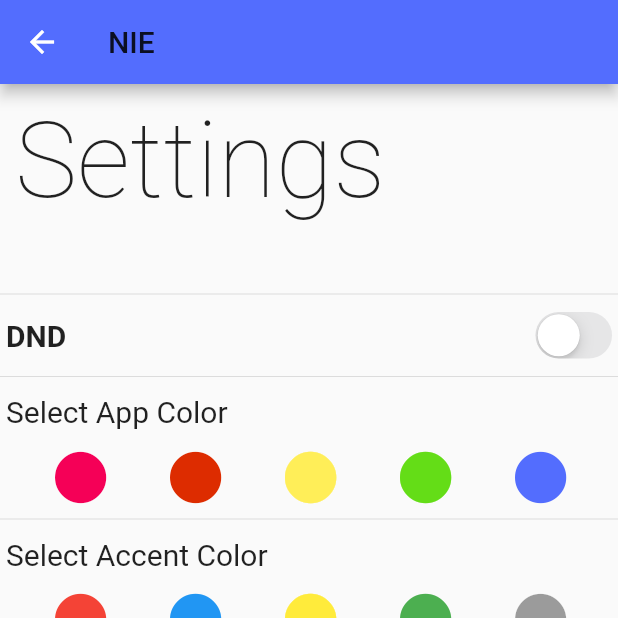
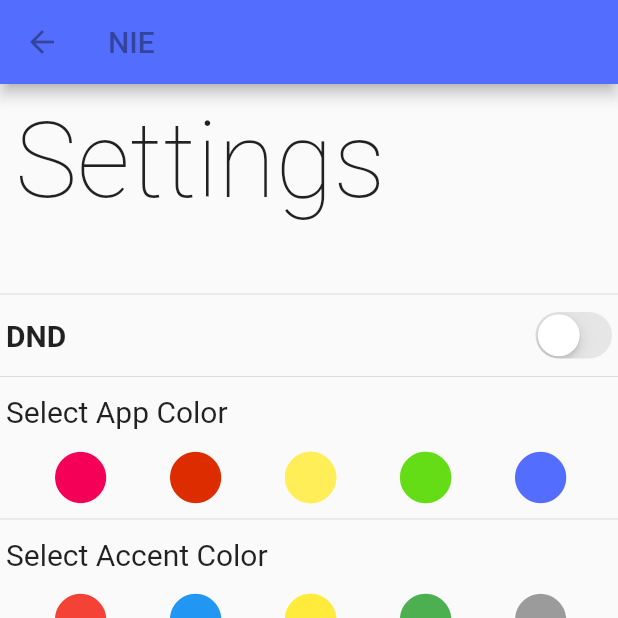
Before and after one commit to NIE-college-app/Flutter-App, a Flutter app: the Settings screen opened by its route, on a phone screen of 412 x 824 dp, the top half of it. Run offline on Flutter 3.47's test engine with Material 2 defaults, Android fonts, the phone set to English and light mode, and no system bars; our stand-ins replace curved_navigation_bar, flutter_svg, getflutter; network calls fail.

Commit message:
slight improvements

```diff
--- a/lib/settings.dart
+++ b/lib/settings.dart
@@ -31,7 +31,15 @@ class _SettingsState extends State<Settings> {
   Widget build(BuildContext context) {
     return Scaffold(
 		appBar: AppBar(
-			title: Text("NIE"),
+			iconTheme: IconThemeData(
+				color: AccentColor
+			),
+			title: Text(
+				title,
+				style: TextStyle(
+					color: AccentColor,
+				),
+			),
 			backgroundColor: AppColor,
 		),
 		body: SingleChildScrollView(
```
Also changed, not shown: lib/login.dart (+6 -1 lines).
